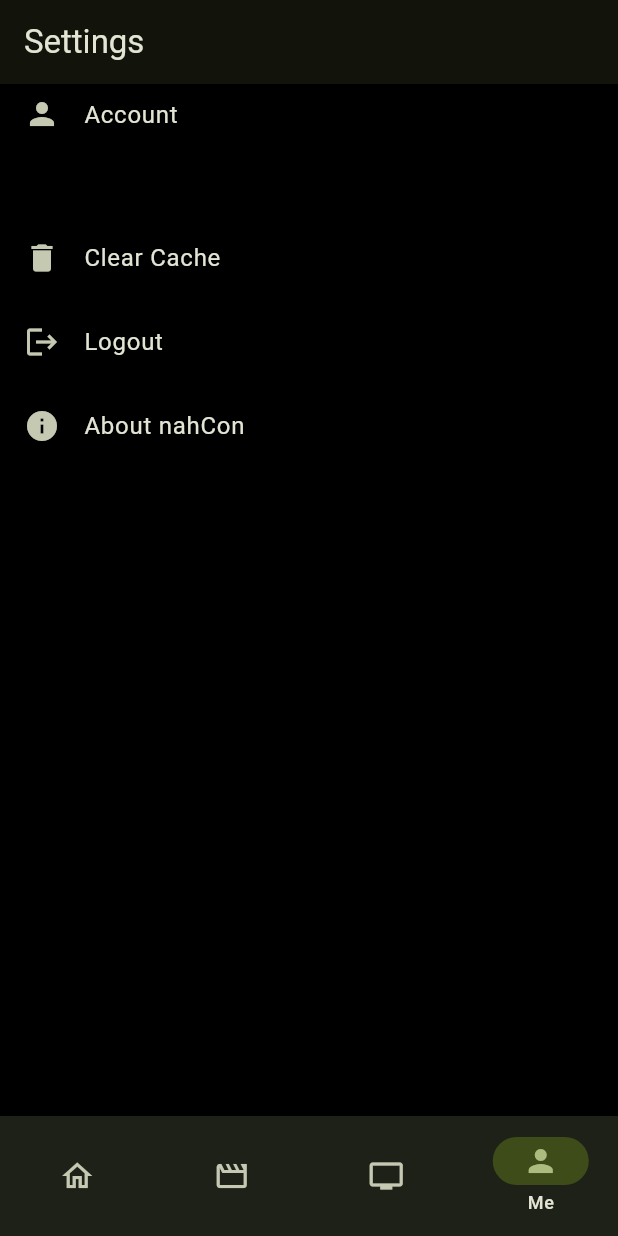
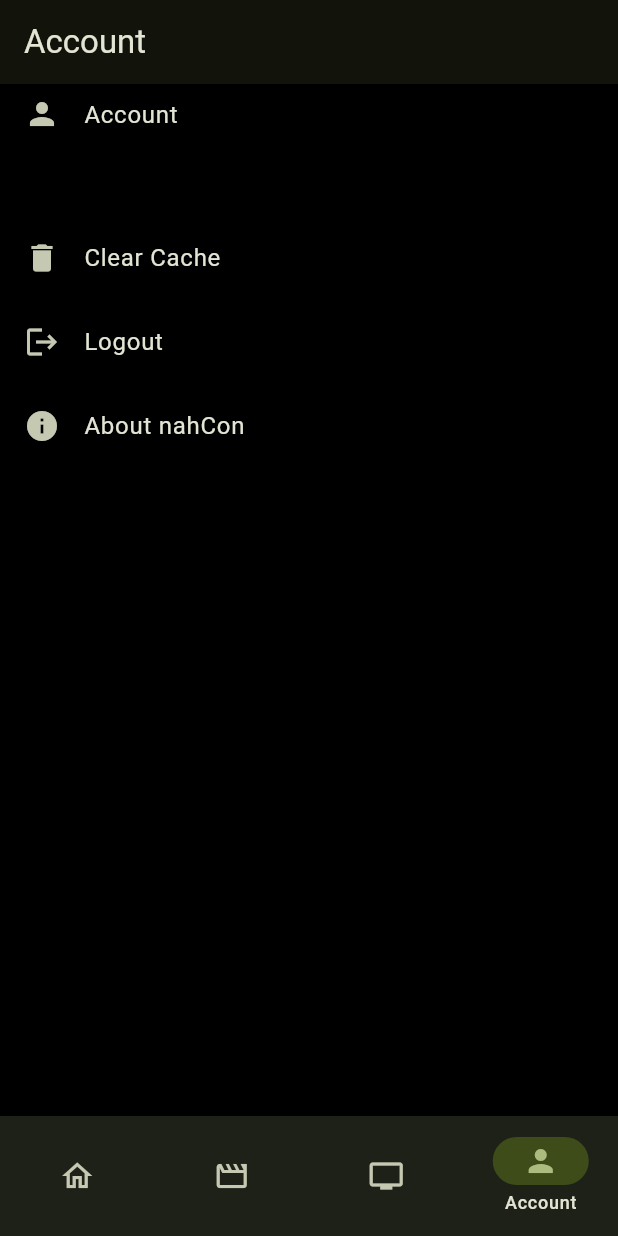
Before and after one commit to Nandanrmenon/nahcon, a Flutter app: the App screen opened directly, item 4 of the bottom bar chosen, on a phone screen of 412 x 824 dp. Run offline on Flutter 3.47's test engine with Material 3 defaults, Android fonts, the phone set to English and light mode, and no system bars; our stand-ins replace flutter_animate, shared_preferences, skeletonizer; missing offline and left inert: media_kit, media_kit_video; accounts and stored records are empty; network calls fail.

Commit message:
Changed label for Settings

```diff
--- a/lib/screens/app.dart
+++ b/lib/screens/app.dart
@@ -63,7 +63,7 @@ class _AppState extends State<App> {
                 NavigationDestination(
                   icon: Icon(Icons.person_outline),
                   selectedIcon: Icon(Icons.person),
-                  label: 'Me',
+                  label: 'Account',
                 ),
               ],
             ),
--- a/lib/screens/settings_screen.dart
+++ b/lib/screens/settings_screen.dart
@@ -10,7 +10,7 @@ class SettingsScreen extends StatelessWidget {
   @override
   Widget build(BuildContext context) {
     return Scaffold(
-      appBar: AppBar(title: const Text('Settings')),
+      appBar: AppBar(title: const Text('Account')),
       body: ListView(
         children: [
           ListTile(
```
